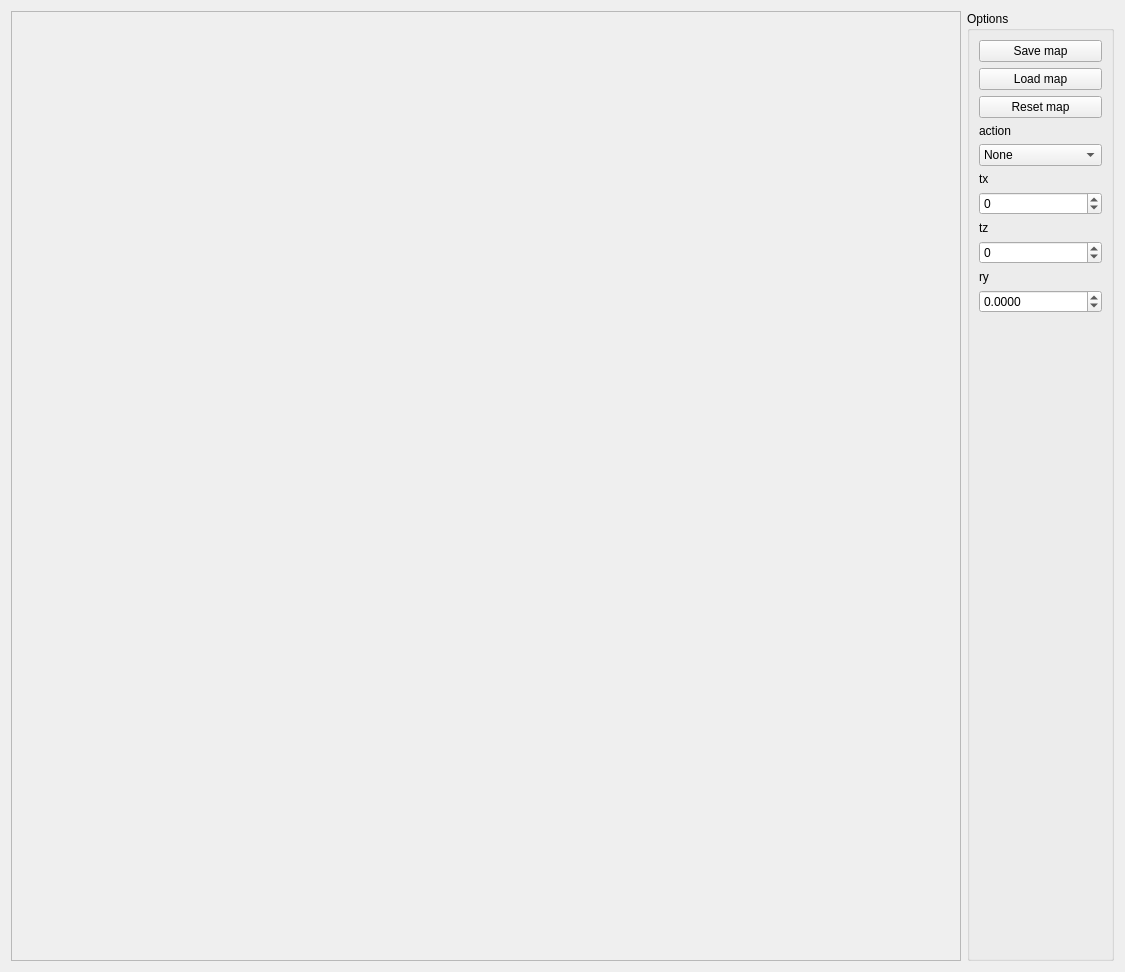
Before: the Qt Designer form experimental/gmappingComp/src/mainUI.ui in robocomp/robocomp-robolab, drawn with Qt 5.
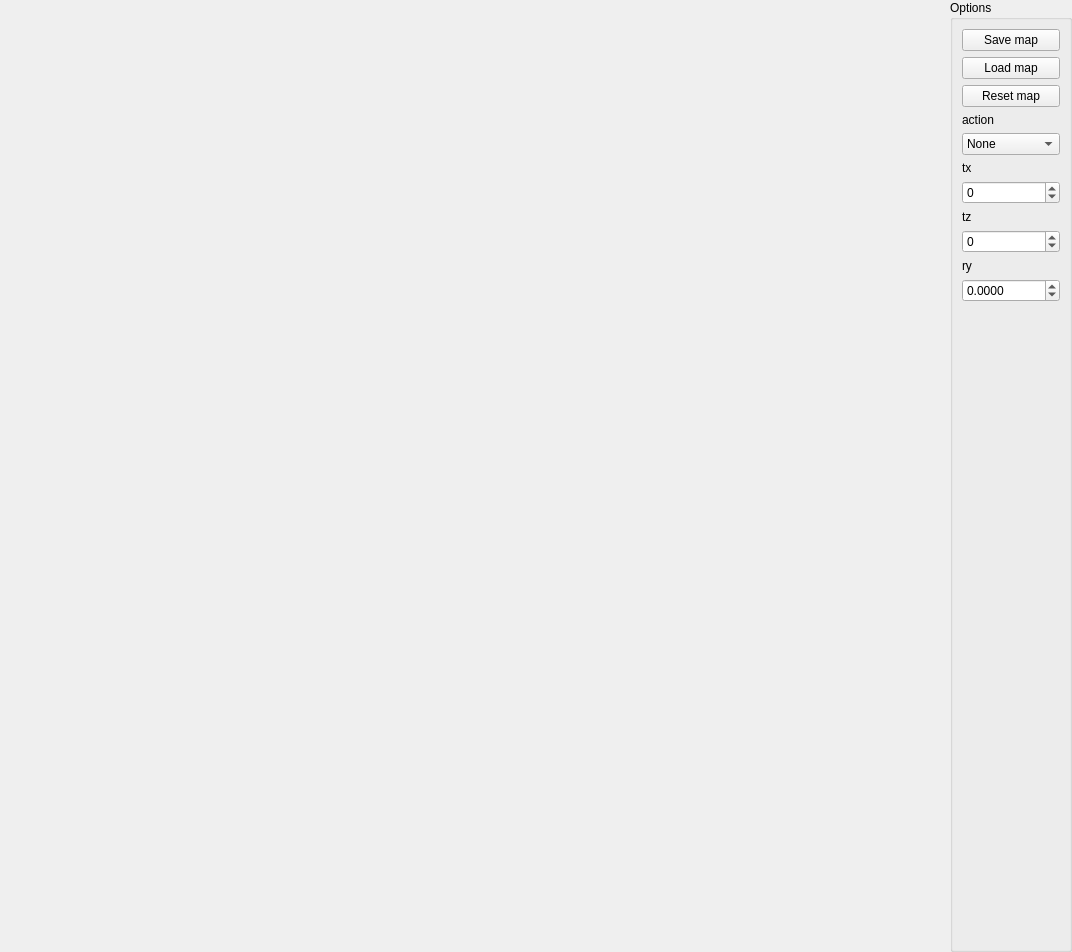
After: the same form once the commit is applied.

The edit to the form file:
```diff
--- a/experimental/gmappingComp/src/mainUI.ui
+++ b/experimental/gmappingComp/src/mainUI.ui
@@ -6,8 +6,8 @@
    <rect>
     <x>0</x>
     <y>0</y>
-    <width>1125</width>
-    <height>964</height>
+    <width>1072</width>
+    <height>952</height>
    </rect>
   </property>
   <property name="sizePolicy">
@@ -20,10 +20,19 @@
    <string>gmappingComp</string>
   </property>
   <layout class="QHBoxLayout" name="horizontalLayout_2">
+   <property name="spacing">
+    <number>0</number>
+   </property>
+   <property name="margin">
+    <number>0</number>
+   </property>
    <item>
     <layout class="QHBoxLayout" name="horizontalLayout">
+     <property name="spacing">
+      <number>0</number>
+     </property>
      <item>
-      <widget class="QFrame" name="frame">
+      <widget class="QWidget" name="widget" native="true">
        <property name="sizePolicy">
         <sizepolicy hsizetype="Fixed" vsizetype="Fixed">
          <horstretch>5</horstretch>
@@ -42,12 +51,6 @@
          <height>950</height>
         </size>
        </property>
-       <property name="frameShape">
-        <enum>QFrame::StyledPanel</enum>
-       </property>
-       <property name="frameShadow">
-        <enum>QFrame::Raised</enum>
-       </property>
       </widget>
      </item>
     </layout>
```
